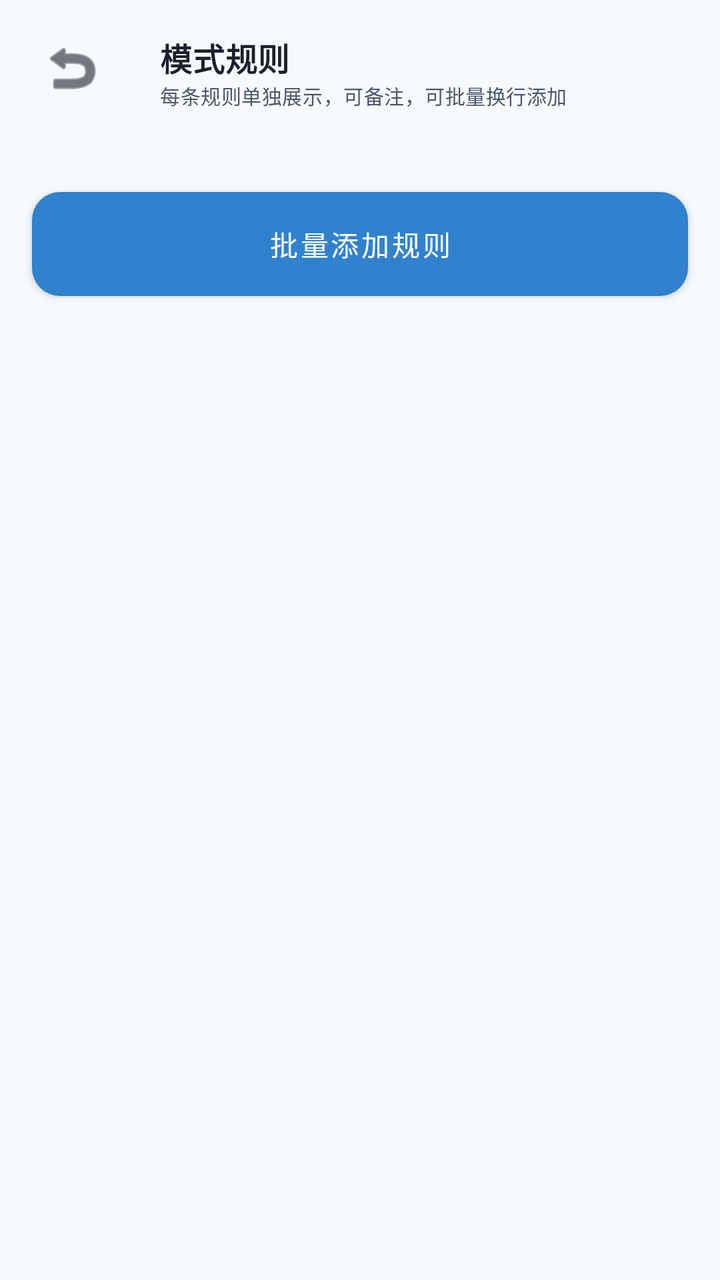
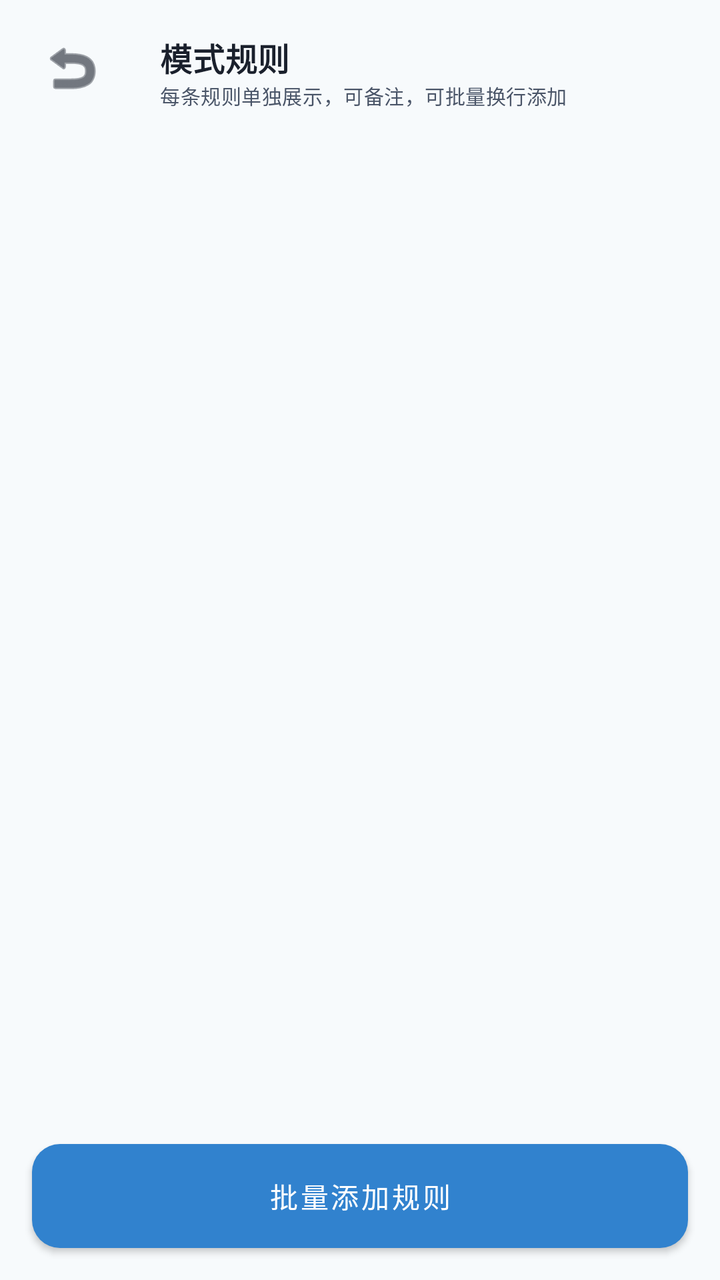

Before-and-after screenshots of an Android layout around one commit, followed by the original layout XML and the change that was made.
<!-- AndroidManifest.xml: application theme Theme.ListaSpam -->
<!-- res/layout/activity_pattern_rules.xml -->
<?xml version="1.0" encoding="utf-8"?>
<LinearLayout xmlns:android="http://schemas.android.com/apk/res/android"
    xmlns:app="http://schemas.android.com/apk/res-auto"
    android:layout_width="match_parent"
    android:layout_height="match_parent"
    android:background="@color/backgroundColor"
    android:orientation="vertical">

    <com.google.android.material.appbar.MaterialToolbar
        android:id="@+id/patternToolbar"
        android:layout_width="match_parent"
        android:layout_height="wrap_content"
        android:layout_marginStart="8dp"
        android:layout_marginTop="8dp"
        android:layout_marginEnd="8dp"
        app:navigationIcon="@android:drawable/ic_menu_revert"
        app:title="@string/pattern_rules_page_title"
        app:subtitle="@string/pattern_rules_page_subtitle" />

    <androidx.recyclerview.widget.RecyclerView
        android:id="@+id/patternRecyclerView"
        android:layout_width="match_parent"
        android:layout_height="0dp"
        android:layout_margin="16dp"
        android:clipToPadding="false"
        android:paddingBottom="16dp" />

    <Button
        android:id="@+id/btnOpenBatchAddPage"
        android:layout_width="match_parent"
        android:layout_height="wrap_content"
        android:layout_marginStart="16dp"
        android:layout_marginEnd="16dp"
        android:layout_marginBottom="16dp"
        android:text="@string/pattern_add_button" />
</LinearLayout>
<!-- resources referenced by this layout -->
<resources>
  <color name="backgroundColor">#F7FAFC</color>
  <string name="pattern_add_button">批量添加规则</string>
  <string name="pattern_rules_page_subtitle">每条规则单独展示，可备注，可批量换行添加</string>
  <string name="pattern_rules_page_title">模式规则</string>
  <style name="Theme.ListaSpam" parent="Base.Theme.ListaSpam" />
  <color name="primaryColor">#3182CE</color>
  <color name="primaryColorDark">#2B6CB0</color>
  <color name="primaryTextOnColor">#FFFFFF</color>
  <color name="surfaceColor">#FFFFFF</color>
  <color name="textColor">#1A202C</color>
  <color name="textSecondaryColor">#4A5568</color>
  <style name="Widget.ListaSpam.EditText" parent="Widget.MaterialComponents.TextInputEditText.OutlinedBox">
          <item name="android:textColor">@color/textColor</item>
          <item name="android:textColorHint">@color/textSecondaryColor</item>
          <item name="colorControlNormal">@color/borderColor</item>
          <item name="colorControlActivated">@color/primaryColor</item>
      </style>
  <style name="Widget.ListaSpam.CompoundButton.CheckBox" parent="Widget.MaterialComponents.CompoundButton.CheckBox">
          <item name="buttonTint">@color/primaryColor</item>
          <item name="android:textColor">@color/textColor</item>
      </style>
  <style name="Widget.ListaSpam.CompoundButton.RadioButton" parent="Widget.MaterialComponents.CompoundButton.RadioButton">
          <item name="buttonTint">@color/primaryColor</item>
          <item name="android:textColor">@color/textColor</item>
      </style>
  <style name="Widget.ListaSpam.Toolbar" parent="Widget.MaterialComponents.Toolbar">
          <item name="android:background">@android:color/transparent</item>
          <item name="titleTextColor">@color/textColor</item>
          <item name="subtitleTextColor">@color/textSecondaryColor</item>
          <item name="titleTextAppearance">@style/TextAppearance.ListaSpam.ToolbarTitle</item>
          <item name="subtitleTextAppearance">@style/TextAppearance.ListaSpam.ToolbarSubtitle</item>
          <item name="navigationIconTint">@color/textColor</item>
          <item name="android:minHeight">52dp</item>
      </style>
  <color name="borderColor">#E2E8F0</color>
  <style name="TextAppearance.ListaSpam.ToolbarTitle" parent="TextAppearance.MaterialComponents.Headline6">
          <item name="android:textSize">16sp</item>
          <item name="android:textStyle">bold</item>
      </style>
  <style name="TextAppearance.ListaSpam.ToolbarSubtitle" parent="TextAppearance.MaterialComponents.Body2">
          <item name="android:textSize">10sp</item>
      </style>
  <style name="TextAppearance.ListaSpam.PreferenceCategory" parent="TextAppearance.MaterialComponents.Subtitle2">
          <item name="android:textColor">@color/textSecondaryColor</item>
          <item name="android:textAllCaps">false</item>
          <item name="android:textSize">13sp</item>
          <item name="android:textStyle">bold</item>
      </style>
  <style name="Widget.ListaSpam.PreferenceFragmentCompat" parent="PreferenceFragment.Material">
          <item name="allowDividerAfterLastItem">false</item>
      </style>
  <style name="Widget.ListaSpam.PreferenceCategory" parent="Preference.Category.Material">
          <item name="android:layout">@layout/preference_category_item</item>
      </style>
  <style name="Widget.ListaSpam.CheckBoxPreference" parent="Preference.CheckBoxPreference.Material">
          <item name="android:layout">@layout/preference_item_checkbox</item>
      </style>
  <style name="Widget.ListaSpam.Preference" parent="Preference.Material">
          <item name="android:layout">@layout/preference_item</item>
      </style>
  <!-- unchanged entries left out for length: 3 -->
</resources>

<!-- the commit's change to res/layout/activity_pattern_rules.xml (unified diff, before → after) -->
@@ -23,6 +23,7 @@
         android:layout_height="0dp"
         android:layout_margin="16dp"
         android:clipToPadding="false"
+        android:layout_weight="1"
         android:paddingBottom="16dp" />
 
     <Button
